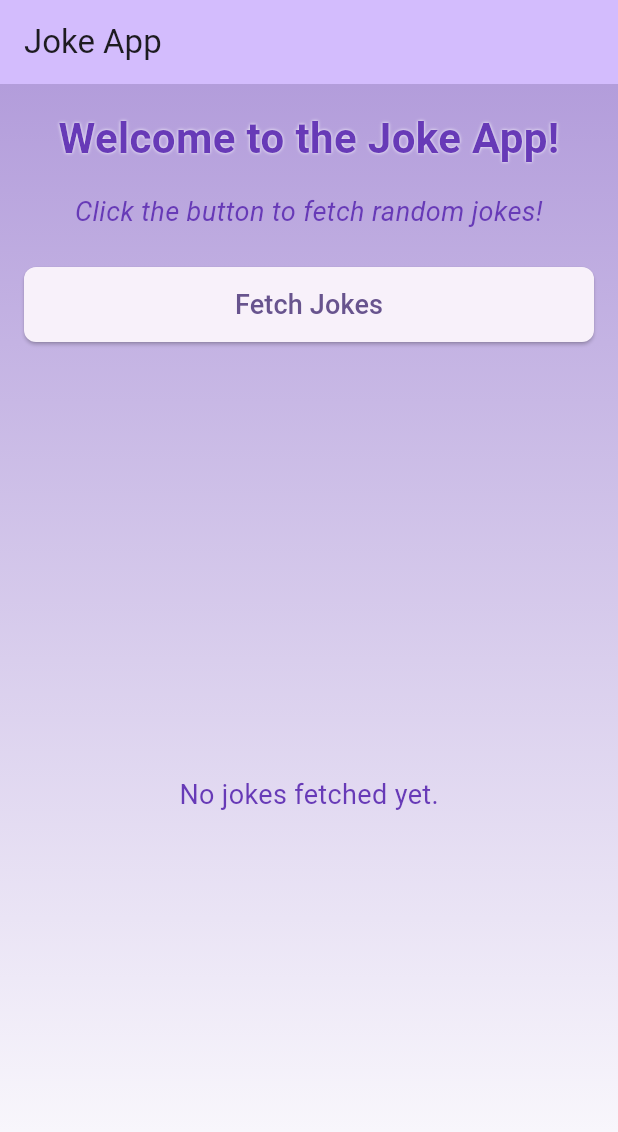
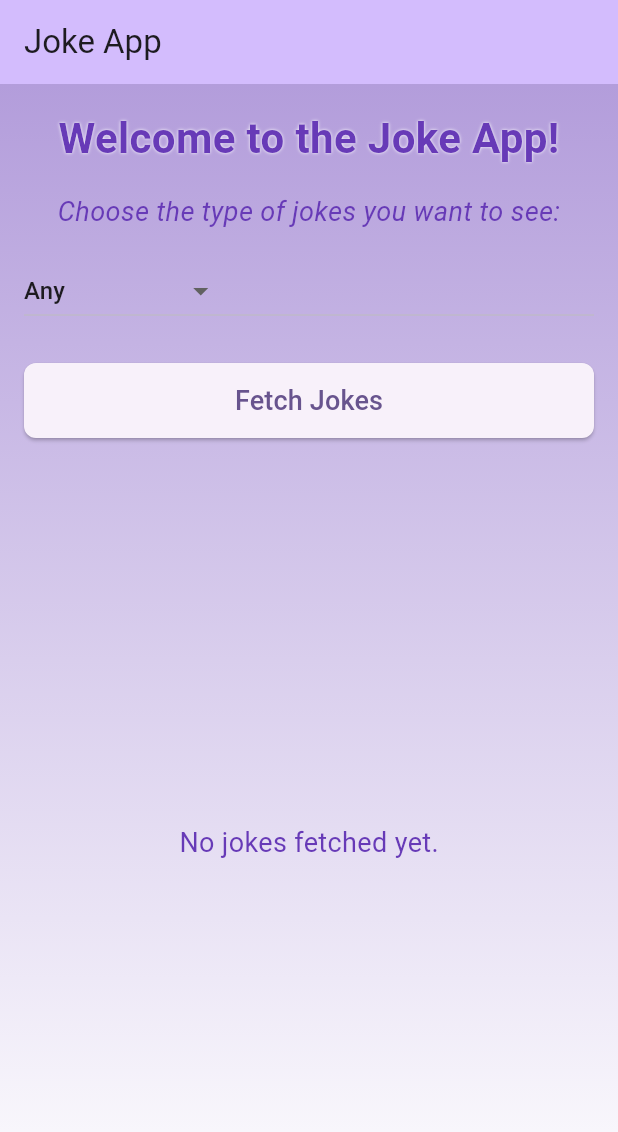
Before and after one commit to RuwanthiLakshika/Joke-API, a Flutter app: the screen it shows after launch, after a tap on "Fetch Jokes", on a phone screen of 412 x 824 dp. Shown: the top 1132 px of the screen. Run offline on Flutter 3.47's test engine with Material 2 defaults, Android fonts, the phone set to English and light mode, and no system bars; our stand-ins replace dio; network calls fail.

Commit message:
add UI friendly display

```diff
--- a/app/lib/joke_service.dart
+++ b/app/lib/joke_service.dart
@@ -3,12 +3,13 @@ import 'package:dio/dio.dart';
 class JokeService {
   final Dio _dio = Dio();
 
-  Future<List<Map<String, dynamic>>> fetchJokesRaw() async {
+  Future<List<Map<String, dynamic>>> fetchJokesRaw(String jokeType) async {
     try {
-      final response = await _dio.get('https://v2.jokeapi.dev/joke/Any', queryParameters: {
-        'amount': 3,
-        'blacklistFlags': 'nsfw',
-      });
+      final response = await _dio.get('https://v2.jokeapi.dev/joke/$jokeType',
+          queryParameters: {
+            'amount': 5,
+            'blacklistFlags': 'nsfw',
+          });
       if (response.statusCode == 200) {
         final List<dynamic> jokesJson = response.data['jokes'];
         return jokesJson.cast<Map<String, dynamic>>();
--- a/app/lib/main.dart
+++ b/app/lib/main.dart
@@ -38,11 +38,12 @@ class _JokeListPageState extends State<JokeListPage> {
   final JokeService _jokeService = JokeService();
   List<Map<String, dynamic>> _jokeRaw = [];
   bool _isLoading = false;
+  String _selectedJokeType = 'Any'; // Default joke type
 
   Future<void> _fetchJokes() async {
     setState(() => _isLoading = true);
     try {
-      _jokeRaw = await _jokeService.fetchJokesRaw();
+      _jokeRaw = await _jokeService.fetchJokesRaw(_selectedJokeType);
     } catch (e) {
       print('Error fetching jokes: $e');
     }
@@ -81,13 +82,29 @@ class _JokeListPageState extends State<JokeListPage> {
               ),
               const SizedBox(height: 16),
               const Text(
-                'Click the button to fetch random jokes!',
+                'Choose the type of jokes you want to see:',
                 style: TextStyle(
                   fontSize: 18,
                   fontStyle: FontStyle.italic,
                   color: Colors.deepPurple,
                 ),
                 textAlign: TextAlign.center,
+              ),
+              const SizedBox(height: 16),
+              DropdownButton<String>(
+                value: _selectedJokeType,
+                onChanged: (newValue) {
+                  setState(() {
+                    _selectedJokeType = newValue!;
+                  });
+                },
+                items: <String>['Any', 'Programming', 'Miscellaneous', 'Puns']
+                    .map<DropdownMenuItem<String>>((String value) {
+                  return DropdownMenuItem<String>(
+                    value: value,
+                    child: Text(value),
+                  );
+                }).toList(),
               ),
               const SizedBox(height: 24),
               ElevatedButton(
@@ -129,6 +146,7 @@ class _JokeListPageState extends State<JokeListPage> {
       itemCount: _jokeRaw.length,
       itemBuilder: (context, index) {
         final jokeJson = _jokeRaw[index];
+        final jokeText = jokeJson['joke'] ?? jokeJson['setup'] + ' ' + jokeJson['delivery'];
         return Card(
           margin: const EdgeInsets.only(bottom: 16),
           elevation: 4,
@@ -136,8 +154,8 @@ class _JokeListPageState extends State<JokeListPage> {
           child: Padding(
             padding: const EdgeInsets.all(16.0),
             child: Text(
-              jsonEncode(jokeJson),
-              style: const TextStyle(fontSize: 14),
+              jokeText,
+              style: const TextStyle(fontSize: 18, color: Colors.deepPurple),
             ),
           ),
         );
```
